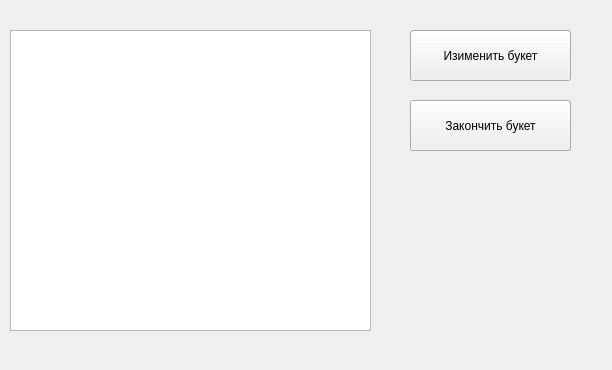
Above: finalwindow.ui from kiltonik/oopProject before the change. Below: the same form after it.
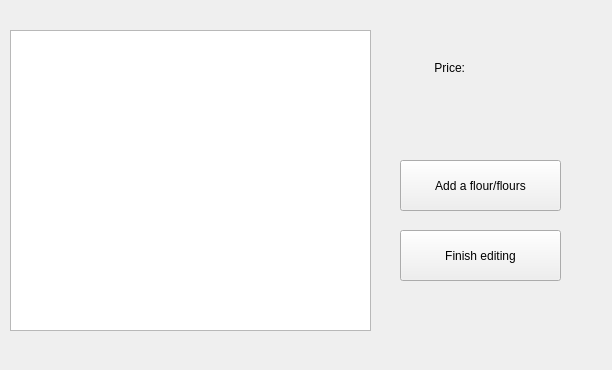
That is the form after the change.

Patch:
```diff
--- a/finalwindow.ui
+++ b/finalwindow.ui
@@ -13,7 +13,15 @@
   <property name="windowTitle">
    <string>MainWindow</string>
   </property>
-  <widget class="QWidget" name="centralwidget">
+  <widget class="QWidget" name="centralwidget" native="true">
+   <property name="geometry">
+    <rect>
+     <x>0</x>
+     <y>0</y>
+     <width>581</width>
+     <height>361</height>
+    </rect>
+   </property>
    <widget class="QListWidget" name="listWidget">
     <property name="geometry">
      <rect>
@@ -27,27 +35,56 @@
    <widget class="QPushButton" name="changeButton">
     <property name="geometry">
      <rect>
-      <x>410</x>
-      <y>30</y>
+      <x>400</x>
+      <y>160</y>
       <width>161</width>
       <height>51</height>
      </rect>
     </property>
     <property name="text">
-     <string>Изименить букет</string>
+     <string>Add a flour/flours</string>
     </property>
    </widget>
    <widget class="QPushButton" name="endButton">
     <property name="geometry">
      <rect>
-      <x>410</x>
-      <y>100</y>
+      <x>400</x>
+      <y>230</y>
       <width>161</width>
       <height>51</height>
      </rect>
     </property>
     <property name="text">
-     <string>Закончить букет</string>
+     <string>Finish editing</string>
+    </property>
+   </widget>
+   <widget class="QLabel" name="label">
+    <property name="geometry">
+     <rect>
+      <x>410</x>
+      <y>60</y>
+      <width>55</width>
+      <height>16</height>
+     </rect>
+    </property>
+    <property name="text">
+     <string>Price:</string>
+    </property>
+    <property name="alignment">
+     <set>Qt::AlignRight|Qt::AlignTrailing|Qt::AlignVCenter</set>
+    </property>
+   </widget>
+   <widget class="QLabel" name="price">
+    <property name="geometry">
+     <rect>
+      <x>480</x>
+      <y>60</y>
+      <width>55</width>
+      <height>16</height>
+     </rect>
+    </property>
+    <property name="text">
+     <string/>
     </property>
    </widget>
   </widget>
```
